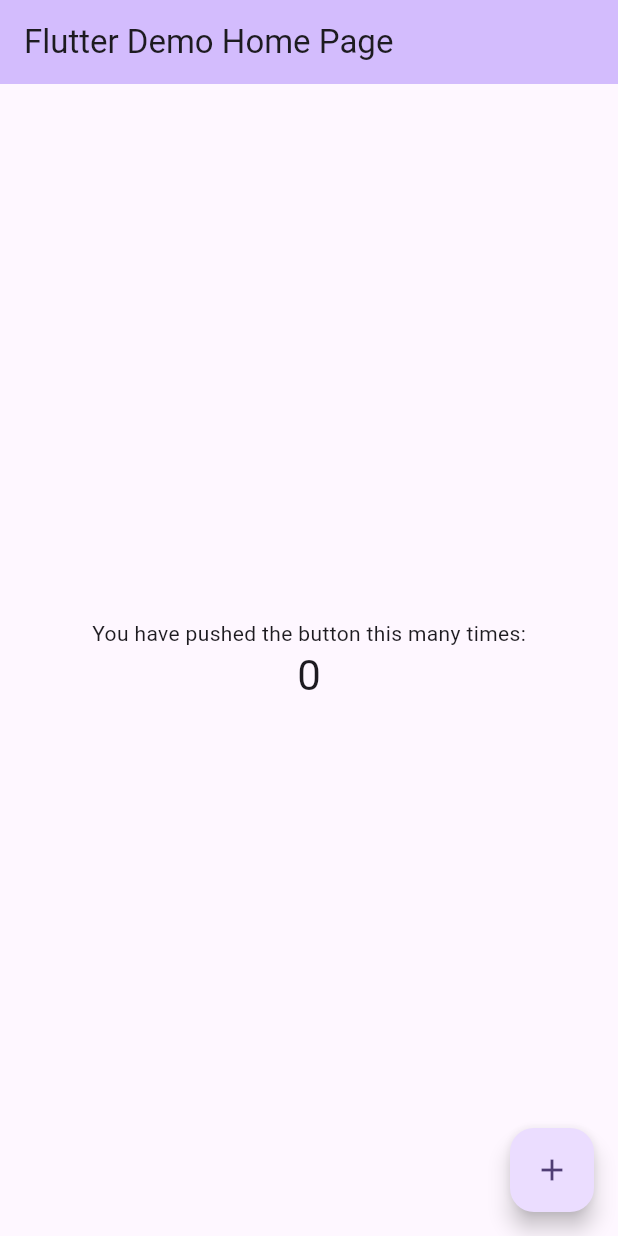
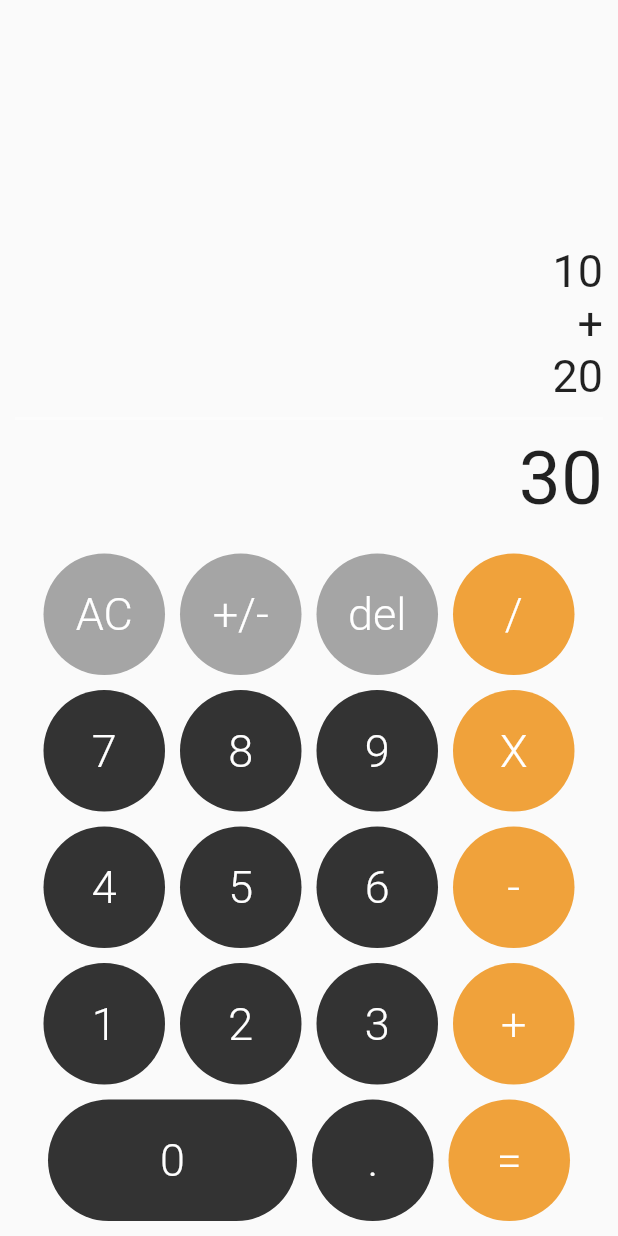
Before and after one commit to DayanaYagual/Programacion-Movil-2--Autonomo-2, a Flutter app: the screen it shows after launch, on a phone screen of 412 x 824 dp. Run offline on Flutter 3.47's test engine with Material 2 defaults, Android fonts, the phone set to English and light mode, and no system bars; our stand-ins replace bloc, flutter_bloc.

Commit message:
firts commit

```diff
--- /dev/null
+++ b/lib/bloc/calculator/calculator_bloc.dart
@@ -0,0 +1,35 @@
+import 'dart:async';
+
+import 'package:bloc/bloc.dart';
+import 'package:meta/meta.dart';
+
+part 'calculator_event.dart';
+part 'calculator_state.dart';
+
+class CalculatorBloc extends Bloc<CalculatorEvent, CalculatorState> {
+  CalculatorBloc() : super(CalculatorState());
+  // Stream<String> retornaString() async* {
+  //   yield 'Hola Mundo';
+  // }
+
+  Stream<CalculatorState> mapEventToState(
+    CalculatorEvent event,
+  ) async* {
+    if (event is ResetAC) {
+      yield CalculatorState(
+          firstNumber: '0',
+          mathResult: '0',
+          secondNumber: '0',
+          operation: 'none');
+    } else if (event is AddNumber) {
+      yield CalculatorState(
+        firstNumber: '0',
+        secondNumber: '0',
+        operation: 'none',
+        mathResult: (state.mathResult == '0')
+            ? event.number
+            : state.mathResult + event.number,
+      );
+    }
+  }
+}
--- /dev/null
+++ b/lib/bloc/calculator/calculator_event.dart
@@ -0,0 +1,11 @@
+part of 'calculator_bloc.dart';
+
+@immutable
+abstract class CalculatorEvent {}
+
+class ResetAC extends CalculatorEvent {}
+
+class AddNumber extends CalculatorEvent {
+  final String number;
+  AddNumber(this.number);
+}
--- /dev/null
+++ b/lib/bloc/calculator/calculator_state.dart
@@ -0,0 +1,14 @@
+part of 'calculator_bloc.dart';
+
+class CalculatorState {
+  final String mathResult;
+  final String firstNumber;
+  final String secondNumber;
+  final String operation;
+
+  CalculatorState(
+      {this.mathResult = '30',
+      this.firstNumber = '10',
+      this.secondNumber = '20',
+      this.operation = '+'});
+}
--- /dev/null
+++ b/lib/bloc/screens/calculator_screen.dart
@@ -0,0 +1,139 @@
+import 'package:flutter/material.dart';
+import 'package:flutter_bloc/flutter_bloc.dart';
+
+import 'package:autono2/bloc/calculator/calculator_bloc.dart';
+
+import 'package:autono2/widgets/results_labels.dart';
+import 'package:autono2/widgets/calc_button.dart';
+
+class CalculatorScreen extends StatelessWidget {
+  @override
+  Widget build(BuildContext context) {
+    final calculatorBloc = BlocProvider.of<CalculatorBloc>(context);
+
+    return Scaffold(
+        body: SafeArea(
+      child: Container(
+        margin: EdgeInsets.symmetric(horizontal: 10),
+        child: Column(
+          children: [
+            Expanded(
+              child: Container(),
+            ),
+            ResultsLabels(),
+            Row(
+              mainAxisAlignment: MainAxisAlignment.center,
+              children: [
+                CalculatorButton(
+                  text: 'AC',
+                  bgColor: Color(0xffA5A5A5),
+                  onPressed: () => calculatorBloc.add(ResetAC()),
+                ),
+                CalculatorButton(
+                  text: '+/-',
+                  bgColor: Color(0xffA5A5A5),
+                  onPressed: () => print('+/-'),
+                ),
+                CalculatorButton(
+                  text: 'del',
+                  bgColor: Color(0xffA5A5A5),
+                  onPressed: () => print('del'),
+                ),
+                CalculatorButton(
+                  text: '/',
+                  bgColor: Color(0xffF0A23B),
+                  onPressed: () => print('/'),
+                ),
+              ],
+            ),
+            Row(
+              mainAxisAlignment: MainAxisAlignment.center,
+              children: [
+                CalculatorButton(
+                  text: '7',
+                  onPressed: () => calculatorBloc.add(AddNumber('7')),
+                ),
+                CalculatorButton(
+                  text: '8',
+                  onPressed: () => calculatorBloc.add(AddNumber('8')),
+                ),
+                CalculatorButton(
+                  text: '9',
+                  onPressed: () => calculatorBloc.add(AddNumber('9')),
+                ),
+                CalculatorButton(
+                  text: 'X',
+                  bgColor: Color(0xffF0A23B),
+                  onPressed: () => print('X'),
+                ),
+              ],
+            ),
+            Row(
+              mainAxisAlignment: MainAxisAlignment.center,
+              children: [
+                CalculatorButton(
+                  text: '4',
+                  onPressed: () => print('4'),
+                ),
+                CalculatorButton(
+                  text: '5',
+                  onPressed: () => print('5'),
+                ),
+                CalculatorButton(
+                  text: '6',
+                  onPressed: () => print('6'),
+                ),
+                CalculatorButton(
+                  text: '-',
+                  bgColor: Color(0xffF0A23B),
+                  onPressed: () => print('-'),
+                ),
+              ],
+            ),
+            Row(
+              mainAxisAlignment: MainAxisAlignment.center,
+              children: [
+                CalculatorButton(
+                  text: '1',
+                  onPressed: () => print('1'),
+                ),
+                CalculatorButton(
+                  text: '2',
+                  onPressed: () => print('2'),
+                ),
+                CalculatorButton(
+                  text: '3',
+                  onPressed: () => print('3'),
+                ),
+                CalculatorButton(
+                  text: '+',
+                  bgColor: Color(0xffF0A23B),
+                  onPressed: () => print('+'),
+                ),
+              ],
+            ),
+            Row(
+              mainAxisAlignment: MainAxisAlignment.center,
+              children: [
+                CalculatorButton(
+                  text: '0',
+                  big: true,
+                  onPressed: () => print('0'),
+                ),
+                CalculatorButton(
+                  text: '.',
+                  onPressed: () => print('.'),
+                ),
+                CalculatorButton(
+                  text: '=',
+                  bgColor: Color(0xffF0A23B),
+                  onPressed: () => print('='),
+                ),
+              ],
+            ),
+          ],
+        ),
+      ),
+    ));
+  }
+}
--- a/lib/main.dart
+++ b/lib/main.dart
@@ -1,125 +1,21 @@
 import 'package:flutter/material.dart';
+import 'package:flutter_bloc/flutter_bloc.dart';
+import 'package:autono2/bloc/calculator/calculator_bloc.dart';
+import 'bloc/screens/calculator_screen.dart';
 
 void main() {
-  runApp(const MyApp());
+  runApp(MyApp());
 }
 
 class MyApp extends StatelessWidget {
-  const MyApp({super.key});
-
-  // This widget is the root of your application.
   @override
   Widget build(BuildContext context) {
     return MaterialApp(
-      title: 'Flutter Demo',
-      theme: ThemeData(
-        // This is the theme of your application.
-        //
-        // TRY THIS: Try running your application with "flutter run". You'll see
-        // the application has a blue toolbar. Then, without quitting the app,
-        // try changing the seedColor in the colorScheme below to Colors.green
-        // and then invoke "hot reload" (save your changes or press the "hot
-        // reload" button in a Flutter-supported IDE, or press "r" if you used
-        // the command line to start the app).
-        //
-        // Notice that the counter didn't reset back to zero; the application
-        // state is not lost during the reload. To reset the state, use hot
-        // restart instead.
-        //
-        // This works for code too, not just values: Most code changes can be
-        // tested with just a hot reload.
-        colorScheme: ColorScheme.fromSeed(seedColor: Colors.deepPurple),
-        useMaterial3: true,
+      home: BlocProvider(
+        create: (context) =>
+            CalculatorBloc(), // Provide your CalculatorBloc instance here
+        child: const CalculatorScreen(),
       ),
-      home: const MyHomePage(title: 'Flutter Demo Home Page'),
     );
   }
 }
-
-class MyHomePage extends StatefulWidget {
-  const MyHomePage({super.key, required this.title});
-
-  // This widget is the home page of your application. It is stateful, meaning
-  // that it has a State object (defined below) that contains fields that affect
-  // how it looks.
-
-  // This class is the configuration for the state. It holds the values (in this
-  // case the title) provided by the parent (in this case the App widget) and
-  // used by the build method of the State. Fields in a Widget subclass are
-  // always marked "final".
-
-  final String title;
-
-  @override
-  State<MyHomePage> createState() => _MyHomePageState();
-}
-
-class _MyHomePageState extends State<MyHomePage> {
-  int _counter = 0;
-
-  void _incrementCounter() {
-    setState(() {
-      // This call to setState tells the Flutter framework that something has
-      // changed in this State, which causes it to rerun the build method below
-      // so that the display can reflect the updated values. If we changed
-      // _counter without calling setState(), then the build method would not be
-      // called again, and so nothing would appear to happen.
-      _counter++;
-    });
-  }
-
-  @override
-  Widget build(BuildContext context) {
-    // This method is rerun every time setState is called, for instance as done
-    // by the _incrementCounter method above.
-    //
-    // The Flutter framework has been optimized to make rerunning build methods
-    // fast, so that you can just rebuild anything that needs updating rather
-    // than having to individually change instances of widgets.
-    return Scaffold(
-      appBar: AppBar(
-        // TRY THIS: Try changing the color here to a specific color (to
-        // Colors.amber, perhaps?) and trigger a hot reload to see the AppBar
-        // change color while the other colors stay the same.
-        backgroundColor: Theme.of(context).colorScheme.inversePrimary,
-        // Here we take the value from the MyHomePage object that was created by
-        // the App.build method, and use it to set our appbar title.
-        title: Text(widget.title),
-      ),
-      body: Center(
-        // Center is a layout widget. It takes a single child and positions it
-        // in the middle of the parent.
-        child: Column(
-          // Column is also a layout widget. It takes a list of children and
-          // arranges them vertically. By default, it sizes itself to fit its
-          // children horizontally, and tries to be as tall as its parent.
-          //
-          // Column has various properties to control how it sizes itself and
-          // how it positions its children. Here we use mainAxisAlignment to
-          // center the children vertically; the main axis here is the vertical
-          // axis because Columns are vertical (the cross axis would be
-          // horizontal).
-          //
-          // TRY THIS: Invoke "debug painting" (choose the "Toggle Debug Paint"
-          // action in the IDE, or press "p" in the console), to see the
-          // wireframe for each widget.
-          mainAxisAlignment: MainAxisAlignment.center,
-          children: <Widget>[
-            const Text(
-              'You have pushed the button this many times:',
-            ),
-            Text(
-              '$_counter',
-              style: Theme.of(context).textTheme.headlineMedium,
-            ),
-          ],
-        ),
-      ),
-      floatingActionButton: FloatingActionButton(
-        onPressed: _incrementCounter,
-        tooltip: 'Increment',
-        child: const Icon(Icons.add),
-      ), // This trailing comma makes auto-formatting nicer for build methods.
-    );
-  }
-}
--- /dev/null
+++ b/lib/widgets/calc_button.dart
@@ -0,0 +1,45 @@
+import 'package:flutter/material.dart';
+
+class CalculatorButton extends StatelessWidget {
+
+  final Color bgColor;
+  final bool big;
+  final String text;
+
+  final Function onPressed;
+
+  CalculatorButton({
+    Key? key,
+    bgColor,
+    this.big = false,
+    required this.text,
+    required this.onPressed,
+  }): this.bgColor = bgColor ?? Color(0xff333333),
+      super(key: key);
+
+
+  @override
+  Widget build(BuildContext context) {
+    // Button
+    final buttonStyle = TextButton.styleFrom(
+        backgroundColor: this.bgColor,
+        primary: Colors.white,
+        shape: StadiumBorder(),
+    );
+
+    return Container(
+      margin: EdgeInsets.only( bottom: 10, right: 5, left: 5 ),
+      child: TextButton(
+        style: buttonStyle,
+        child: Container(
+          width: this.big ? 150 : 65,
+          height: 65,
+          child: Center(
+            child: Text( this.text , style: TextStyle( fontSize: 30, fontWeight: FontWeight.w300 ),)
+          ),
+        ),
+        onPressed: () => this.onPressed(),
+      ),
+    );
+  }
+}
--- /dev/null
+++ b/lib/widgets/line_separator.dart
@@ -0,0 +1,13 @@
+import 'package:flutter/material.dart';
+
+class LineSeparator extends StatelessWidget {
+  @override
+  Widget build(BuildContext context) {
+    return Container(
+      width: double.infinity,
+      height: 2,
+      color: Colors.white.withOpacity(0.4),
+      margin: EdgeInsets.symmetric( vertical: 10 )
+    );
+  }
+}
--- /dev/null
+++ b/lib/widgets/main_result.dart
@@ -0,0 +1,21 @@
+import 'package:flutter/material.dart';
+
+class MainResultText extends StatelessWidget {
+
+  final String text;
+
+  const MainResultText({
+    Key? key,
+    required this.text
+  }) : super(key: key);
+
+  @override
+  Widget build(BuildContext context) {
+    return Container(
+      margin: EdgeInsets.only( bottom: 20 ),
+      width: double.infinity,
+      alignment: Alignment.centerRight,
+      child: Text( this.text , style: TextStyle(fontSize: 50 ) ),
+    );
+  }
+}
--- /dev/null
+++ b/lib/widgets/results_labels.dart
@@ -0,0 +1,27 @@
+import 'package:flutter/material.dart';
+import 'package:flutter_bloc/flutter_bloc.dart';
+
+import 'package:autono2/bloc/calculator/calculator_bloc.dart';
+
+import 'line_separator.dart';
+import 'main_result.dart';
+import 'sub_result.dart';
+
+class ResultsLabels extends StatelessWidget {
+  @override
+  Widget build(BuildContext context) {
+    return BlocBuilder<CalculatorBloc, CalculatorState>(
+      builder: (context, state) {
+        return Column(
+          children: [
+            SubResult(text: state.firstNumber),
+            SubResult(text: state.operation),
+            SubResult(text: state.secondNumber),
+            LineSeparator(),
+            MainResultText(text: state.mathResult),
+          ],
+        );
+      },
+    );
+  }
+}
--- /dev/null
+++ b/lib/widgets/sub_result.dart
@@ -0,0 +1,17 @@
+import 'package:flutter/material.dart';
+
+class SubResult extends StatelessWidget {
+
+  final String text;
+
+  const SubResult({Key? key, required this.text}) : super(key: key);
+
+  @override
+  Widget build(BuildContext context) {
+    return Container(
+      width: double.infinity,
+      alignment: Alignment.centerRight,
+      child: Text( this.text , style: TextStyle(fontSize: 30 ) ),
+    );
+  }
+}
--- a/pubspec.yaml
+++ b/pubspec.yaml
@@ -35,6 +35,9 @@ dependencies:
   # The following adds the Cupertino Icons font to your application.
   # Use with the CupertinoIcons class for iOS style icons.
   cupertino_icons: ^1.0.2
+  bloc: ^8.1.2
+  meta: ^1.9.1
+  flutter_bloc: ^8.1.3
 
 dev_dependencies:
   flutter_test:
```
Also changed, not shown: pubspec.lock, 1 other file.
